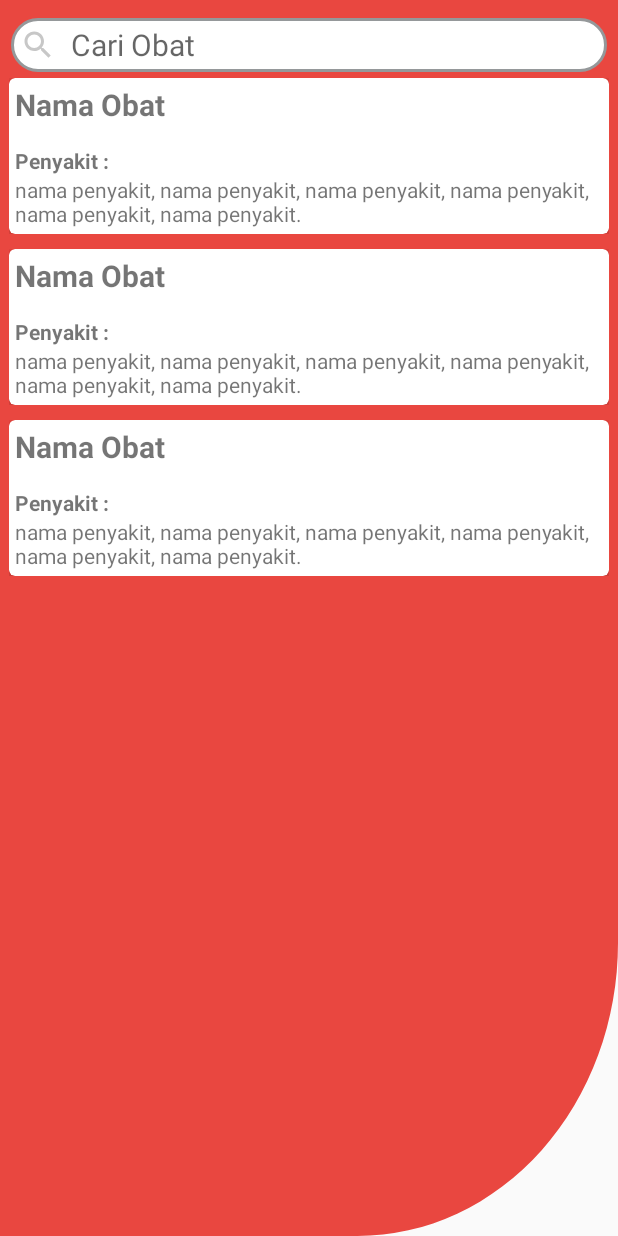
After one commit to Mbarix/ProjectAkhirPAPBL, an Android app: the layout activity_obat.xml on its own in the app's theme, with its tools: preview values and no code run, on a phone screen of 412 x 824 dp. The commit adds this screen. Run offline under Robolectric (Android 15) with nearby library versions, the phone set to English and light mode, and no system bars.

Commit message:
add obat layout

```diff
--- a/app/build.gradle
+++ b/app/build.gradle
@@ -22,14 +22,16 @@ dependencies {
     implementation fileTree(dir: 'libs', include: ['*.jar'])
     implementation 'com.android.support:appcompat-v7:28.0.0'
     implementation 'com.android.support.constraint:constraint-layout:1.1.3'
+    implementation 'com.android.support:design:28.0.0'
     testImplementation 'junit:junit:4.12'
     androidTestImplementation 'com.android.support.test:runner:1.0.2'
     androidTestImplementation 'com.android.support.test.espresso:espresso-core:3.0.2'
 
-    implementation ('com.github.ViksaaSkool:AwesomeSplash:v1.0.0') {
+    implementation('com.github.ViksaaSkool:AwesomeSplash:v1.0.0') {
         exclude group: 'com.android.support'
         exclude module: 'appcompat-v7'
         exclude module: 'support-v4'
     }
     implementation 'com.android.support:cardview-v7:28.0.0'
+    implementation 'com.android.support:recyclerview-v7:28.0.0'
 }
--- /dev/null
+++ b/app/src/main/res/drawable/background_obat.xml
@@ -0,0 +1,4 @@
+<vector android:height="24dp" android:viewportHeight="1920"
+    android:viewportWidth="1080" android:width="24dp" xmlns:android="http://schemas.android.com/apk/res/android">
+    <path android:fillColor="#e94740" android:pathData="M0,0H1080a0,0 0,0 1,0 0V1464.71A455.29,455.29 0,0 1,624.71 1920H0a0,0 0,0 1,0 0V0A0,0 0,0 1,0 0Z"/>
+</vector>
--- /dev/null
+++ b/app/src/main/res/drawable/background_search.xml
@@ -0,0 +1,8 @@
+<?xml version="1.0" encoding="utf-8"?>
+<shape xmlns:android="http://schemas.android.com/apk/res/android" android:shape="rectangle" >
+    <solid android:color="@android:color/white" />
+    <stroke android:width="2dip" android:color="#95989A"/>
+    <corners
+        android:radius="30dp"   >
+    </corners>
+</shape>
--- /dev/null
+++ b/app/src/main/res/drawable/icon_search.xml
@@ -0,0 +1,5 @@
+<vector android:height="24dp" android:tint="#C7C7C7"
+    android:viewportHeight="24.0" android:viewportWidth="24.0"
+    android:width="24dp" xmlns:android="http://schemas.android.com/apk/res/android">
+    <path android:fillColor="#FF000000" android:pathData="M15.5,14h-0.79l-0.28,-0.27C15.41,12.59 16,11.11 16,9.5 16,5.91 13.09,3 9.5,3S3,5.91 3,9.5 5.91,16 9.5,16c1.61,0 3.09,-0.59 4.23,-1.57l0.27,0.28v0.79l5,4.99L20.49,19l-4.99,-5zM9.5,14C7.01,14 5,11.99 5,9.5S7.01,5 9.5,5 14,7.01 14,9.5 11.99,14 9.5,14z"/>
+</vector>
--- a/app/src/main/res/layout/activity_main.xml
+++ b/app/src/main/res/layout/activity_main.xml
@@ -18,6 +18,7 @@
         android:orientation="horizontal">
 
         <android.support.v7.widget.CardView
+            android:id="@+id/cardCariPenyakit"
             android:layout_width="160dp"
             android:layout_height="210dp"
             android:layout_margin="10dp"
@@ -60,6 +61,7 @@
         </android.support.v7.widget.CardView>
 
         <android.support.v7.widget.CardView
+            android:id="@+id/cardCariObat"
             android:layout_width="160dp"
             android:layout_height="210dp"
             android:layout_margin="10dp"
@@ -102,6 +104,7 @@
         </android.support.v7.widget.CardView>
     </LinearLayout>
     <android.support.v7.widget.CardView
+        android:id="@+id/cardCariRumahSakit"
         android:layout_width="340dp"
         android:layout_height="180dp"
         android:layout_margin="10dp"
--- /dev/null
+++ b/app/src/main/res/layout/activity_obat.xml
@@ -0,0 +1,32 @@
+<?xml version="1.0" encoding="utf-8"?>
+<LinearLayout
+    xmlns:android="http://schemas.android.com/apk/res/android"
+    xmlns:tools="http://schemas.android.com/tools"
+    android:layout_width="match_parent"
+    android:layout_height="match_parent"
+    android:orientation="vertical"
+    android:background="@drawable/background_obat">
+
+    <EditText
+        android:id="@+id/cariObat"
+        android:layout_width="match_parent"
+        android:layout_height="36dp"
+        android:layout_marginTop="12dp"
+        android:layout_marginLeft="7dp"
+        android:layout_marginRight="7dp"
+        android:background="@drawable/background_search"
+        android:drawableLeft="@drawable/icon_search"
+        android:drawablePadding="10dp"
+        android:ems="10"
+        android:hint="Cari Obat"
+        android:inputType="textPersonName"
+        android:paddingLeft="6dp"
+        android:paddingRight="16dp"
+        android:textSize="20dp" />
+
+    <android.support.v7.widget.RecyclerView
+        android:id="@+id/recyclerViewObat"
+        android:layout_width="match_parent"
+        android:layout_height="match_parent"
+        tools:listitem="@layout/obat"/>
+</LinearLayout>
--- /dev/null
+++ b/app/src/main/res/layout/obat.xml
@@ -0,0 +1,52 @@
+<?xml version="1.0" encoding="utf-8"?>
+<RelativeLayout xmlns:android="http://schemas.android.com/apk/res/android"
+    xmlns:app="http://schemas.android.com/apk/res-auto"
+    xmlns:tools="http://schemas.android.com/tools"
+    android:layout_width="match_parent"
+    android:layout_height="wrap_content"
+    xmlns:card_view="http://schemas.android.com/apk/res-auto"
+    android:paddingTop="4dp"
+    android:paddingBottom="6dp"
+    android:paddingRight="6dp"
+    android:paddingLeft="6dp">
+
+    <android.support.v7.widget.CardView
+        android:id="@+id/cardViewBarang"
+        android:layout_width="match_parent"
+        android:layout_height="wrap_content"
+        card_view:cardBackgroundColor="#FFFFFF"
+        card_view:cardCornerRadius="4dp"
+        card_view:cardElevation="4dp">
+
+        <LinearLayout
+            android:layout_width="match_parent"
+            android:layout_height="wrap_content"
+            android:orientation="vertical"
+            android:padding="4dp">
+
+            <TextView
+                android:id="@+id/namaObat"
+                android:layout_width="match_parent"
+                android:layout_height="wrap_content"
+                android:text="Nama Obat"
+                android:textSize="20dp"
+                android:textStyle="bold" />
+
+            <TextView
+                android:id="@+id/untukPenyakit"
+                android:layout_width="match_parent"
+                android:layout_height="wrap_content"
+                android:layout_marginTop="14dp"
+                android:textSize="14dp"
+                android:textStyle="bold"
+                android:text="Penyakit :" />
+            <TextView
+                android:layout_width="match_parent"
+                android:layout_height="wrap_content"
+                android:textSize="14dp"
+                android:text="nama penyakit, nama penyakit, nama penyakit, nama penyakit, nama penyakit, nama penyakit."/>
+        </LinearLayout>
+
+    </android.support.v7.widget.CardView>
+
+</RelativeLayout>
--- /dev/null
+++ b/app/src/main/res/values/dimens.xml
@@ -0,0 +1,3 @@
+<resources>
+    <dimen name="fab_margin">16dp</dimen>
+</resources>
--- a/app/src/main/res/values/strings.xml
+++ b/app/src/main/res/values/strings.xml
@@ -1,3 +1,4 @@
 <resources>
     <string name="app_name">Digid</string>
+    <string name="title_activity_main2">Main2Activity</string>
 </resources>
--- a/app/src/main/res/values/styles.xml
+++ b/app/src/main/res/values/styles.xml
@@ -8,4 +8,13 @@
         <item name="colorAccent">@color/colorAccent</item>
     </style>
 
+    <style name="AppTheme.NoActionBar">
+        <item name="windowActionBar">false</item>
+        <item name="windowNoTitle">true</item>
+    </style>
+
+    <style name="AppTheme.AppBarOverlay" parent="ThemeOverlay.AppCompat.Dark.ActionBar" />
+
+    <style name="AppTheme.PopupOverlay" parent="ThemeOverlay.AppCompat.Light" />
+
 </resources>
```
Also changed, not shown: app/src/main/AndroidManifest.xml (+8 -11 lines), app/src/main/java/com/example/ghoniy/projectakhirpapbl/MainActivity.java (+35 -1 lines), app/src/main/java/com/example/ghoniy/projectakhirpapbl/Obat/ObatActivity.java (added, +14 -0 lines), app/src/main/java/com/example/ghoniy/projectakhirpapbl/Obat/ObatAdapter.java (added, +62 -0 lines), app/src/main/java/com/example/ghoniy/projectakhirpapbl/Obat/ObatModel.java (added, +47 -0 lines), app/src/main/res/drawable/black_gradient.xml (added, +8 -0 lines), app/src/main/res/layout/detail_obat.xml (added, +73 -0 lines), app/src/main/res/drawable/obat_example.jpg (added).
